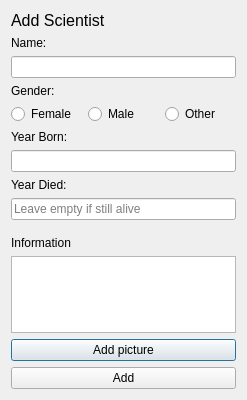
First picture: the form in addscientistwindow.ui, repository athenabjorg/sacr, before the edit.
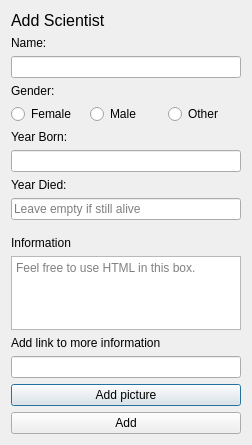
Second picture: the form after the edit.

What changed in the file:
```diff
--- a/addscientistwindow.ui
+++ b/addscientistwindow.ui
@@ -6,8 +6,8 @@
    <rect>
     <x>0</x>
     <y>0</y>
-    <width>247</width>
-    <height>400</height>
+    <width>252</width>
+    <height>445</height>
    </rect>
   </property>
   <property name="windowTitle">
@@ -169,7 +169,21 @@
     </widget>
    </item>
    <item>
-    <widget class="QTextEdit" name="ScientistsAddInfo"/>
+    <widget class="QTextEdit" name="ScientistsAddInfo">
+     <property name="placeholderText">
+      <string>Feel free to use HTML in this box.</string>
+     </property>
+    </widget>
+   </item>
+   <item>
+    <widget class="QLabel" name="inputInfoUrlLabel">
+     <property name="text">
+      <string>Add link to more information</string>
+     </property>
+    </widget>
+   </item>
+   <item>
+    <widget class="QLineEdit" name="inputInfoUrl"/>
    </item>
    <item>
     <widget class="QPushButton" name="ScientistAddPic">
```
